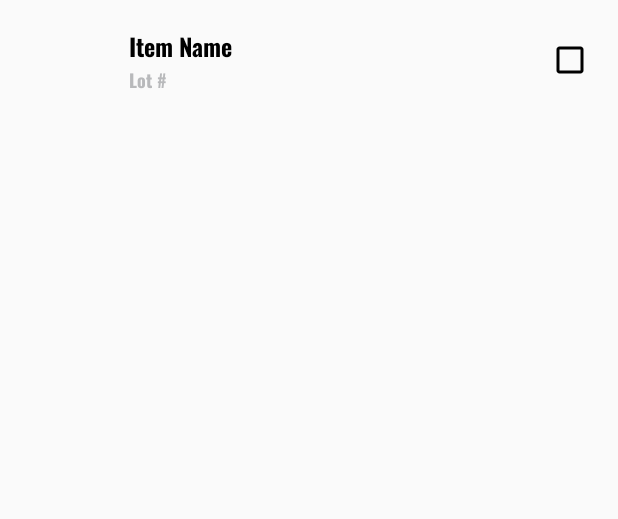
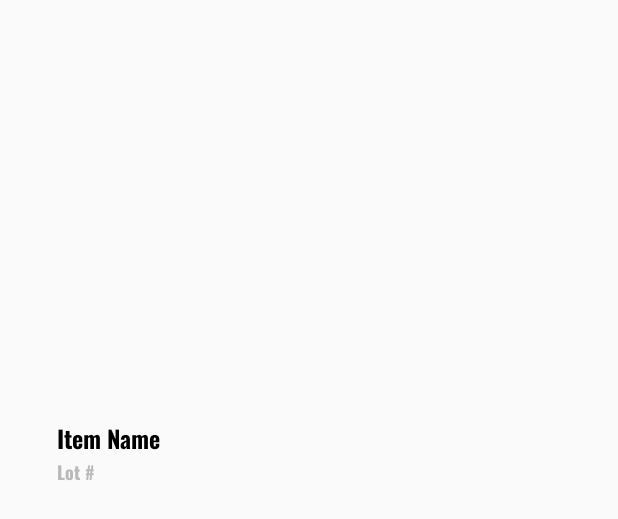
Before and after one commit to MBZ-0/TAAM-Collection-Management-App, an Android app: the layout view_item_parent.xml on its own in the app's theme, with its tools: preview values and no code run, on a phone screen of 412 x 824 dp. Shown: the top 519 px of the screen. Run offline under Robolectric (Android 15) with nearby library versions, the phone set to English and light mode, and no system bars.

Commit message:
Update view_item_parent.xml

```diff
--- a/app/src/main/res/layout/view_item_parent.xml
+++ b/app/src/main/res/layout/view_item_parent.xml
@@ -6,43 +6,35 @@
     android:padding="16dp"
     android:gravity="center_vertical">
 
-    <ImageView
-        android:id="@+id/group_image"
-        android:layout_width="48dp"
-        android:layout_height="48dp"
-        />
-
     <LinearLayout
         android:layout_width="0dp"
-        android:layout_height="wrap_content"
+        android:layout_height="684dp"
         android:layout_weight="1"
         android:orientation="vertical"
         android:paddingStart="22dp">
 
+        <ImageView
+            android:id="@+id/group_image"
+            android:layout_width="332dp"
+            android:layout_height="262dp" />
+
         <TextView
             android:id="@+id/item_name"
-            android:layout_width="wrap_content"
+            android:layout_width="190dp"
             android:layout_height="wrap_content"
+            android:fontFamily="@font/oswald_bold"
             android:text="Item Name"
-            android:textSize="16sp"
             android:textColor="@color/black"
-            android:fontFamily="@font/oswald_bold" />
+            android:textSize="16sp" />
 
         <TextView
             android:id="@+id/lot_number"
-            android:layout_width="wrap_content"
+            android:layout_width="72dp"
             android:layout_height="wrap_content"
+            android:fontFamily="@font/oswald_bold"
             android:text="Lot #"
-            android:textSize="12sp"
             android:textColor="@color/grey"
-            android:fontFamily="@font/oswald_bold" />
+            android:textSize="12sp" />
     </LinearLayout>
 
-    <CheckBox
-        android:id="@+id/item_checkbox"
-        android:layout_width="wrap_content"
-        android:layout_height="wrap_content"
-        android:focusable="false"
-        android:focusableInTouchMode="false"
-        android:buttonTint="@color/black" />
 </LinearLayout>
```
